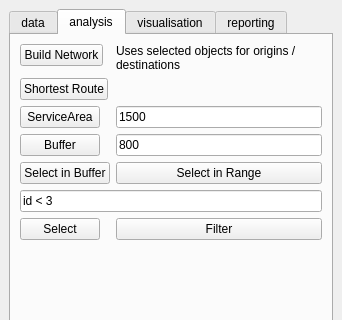
This is SpatialDecision/spatial_decision_dockwidget_base.ui in jorgegil/GEO1005 as Qt 5 draws it before an edit; both pictures show x 0 to 342 and y 0 to 320 of the 342 by 509 pixel window. The edited form follows.
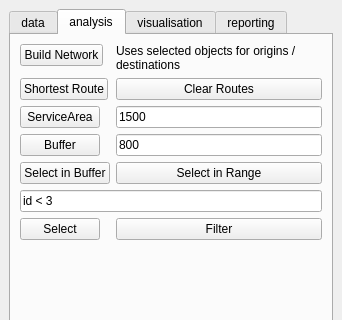
This is the edited form. The open tabs and pages were chosen to show the change. Icons and pictures are not drawn.

What changed in the file:
```diff
--- a/SpatialDecision/spatial_decision_dockwidget_base.ui
+++ b/SpatialDecision/spatial_decision_dockwidget_base.ui
@@ -220,6 +220,13 @@
           </property>
          </widget>
         </item>
+        <item row="2" column="1">
+         <widget class="QPushButton" name="clearRouteButton">
+          <property name="text">
+           <string>Clear Routes</string>
+          </property>
+         </widget>
+        </item>
        </layout>
       </widget>
       <widget class="QWidget" name="tab">
```
Left out of the diff: 4 changed lines with no effect on the pictures.
